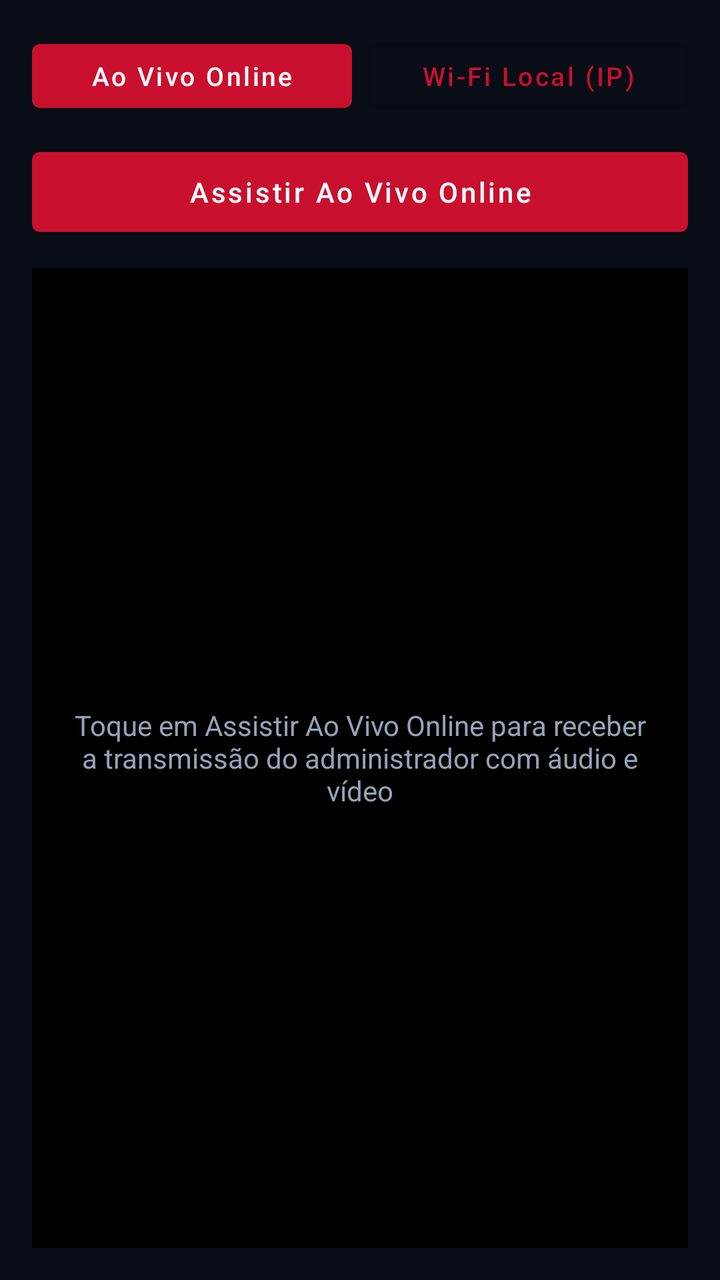
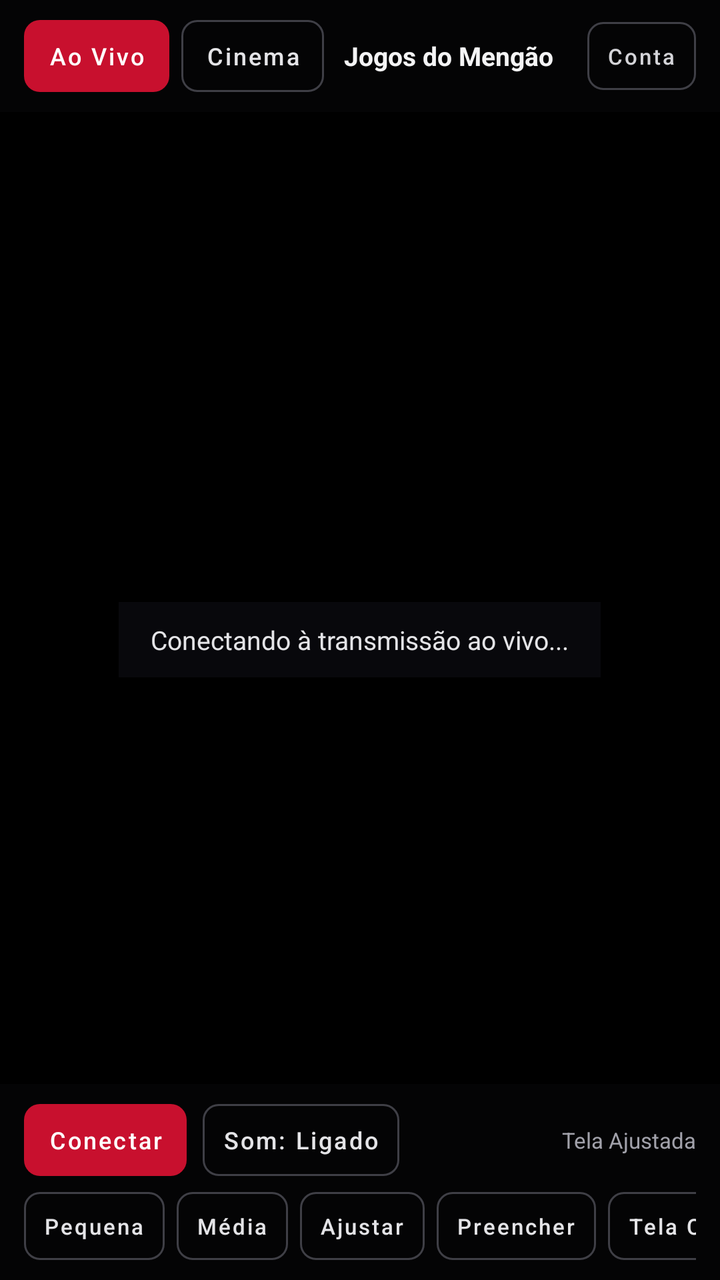

Before-and-after screenshots of an Android layout around one commit, followed by the original layout XML and the change that was made.
<!-- AndroidManifest.xml: application theme Theme.TelaCast -->
<!-- res/layout/activity_viewer.xml -->
<?xml version="1.0" encoding="utf-8"?>
<LinearLayout xmlns:android="http://schemas.android.com/apk/res/android"
    android:layout_width="match_parent"
    android:layout_height="match_parent"
    android:background="#090D16"
    android:orientation="vertical"
    android:padding="16dp">

    <LinearLayout
        android:layout_width="match_parent"
        android:layout_height="wrap_content"
        android:orientation="horizontal">

        <com.google.android.material.button.MaterialButton
            android:id="@+id/btnModoOnline"
            android:layout_width="0dp"
            android:layout_height="44dp"
            android:layout_weight="1"
            android:focusable="true"
            android:text="Ao Vivo Online"
            android:textAllCaps="false"
            android:textSize="13sp" />

        <com.google.android.material.button.MaterialButton
            android:id="@+id/btnModoWifi"
            style="@style/Widget.MaterialComponents.Button.OutlinedButton"
            android:layout_width="0dp"
            android:layout_height="44dp"
            android:layout_marginStart="8dp"
            android:layout_weight="1"
            android:focusable="true"
            android:text="Wi-Fi Local (IP)"
            android:textAllCaps="false"
            android:textSize="13sp" />
    </LinearLayout>

    <LinearLayout
        android:id="@+id/layoutWifiInputs"
        android:layout_width="match_parent"
        android:layout_height="wrap_content"
        android:layout_marginTop="8dp"
        android:orientation="horizontal"
        android:visibility="gone">

        <EditText
            android:id="@+id/inputEndereco"
            android:layout_width="0dp"
            android:layout_height="48dp"
            android:layout_weight="1"
            android:background="#1E293B"
            android:focusable="true"
            android:focusableInTouchMode="true"
            android:hint="http://192.168.1.50:8080"
            android:imeOptions="actionNext"
            android:inputType="textUri"
            android:nextFocusRight="@+id/inputToken"
            android:paddingHorizontal="12dp"
            android:textColor="#FFFFFF"
            android:textColorHint="#94A3B8"
            android:textSize="14sp" />

        <EditText
            android:id="@+id/inputToken"
            android:layout_width="130dp"
            android:layout_height="48dp"
            android:layout_marginStart="8dp"
            android:background="#1E293B"
            android:focusable="true"
            android:focusableInTouchMode="true"
            android:hint="TC-XXXXXX"
            android:imeOptions="actionDone"
            android:inputType="textCapCharacters"
            android:nextFocusDown="@+id/btnConectar"
            android:paddingHorizontal="10dp"
            android:textColor="#FFFFFF"
            android:textColorHint="#94A3B8"
            android:textSize="14sp" />
    </LinearLayout>

    <com.google.android.material.button.MaterialButton
        android:id="@+id/btnConectar"
        android:layout_width="match_parent"
        android:layout_height="52dp"
        android:layout_marginTop="10dp"
        android:focusable="true"
        android:text="Assistir Ao Vivo Online"
        android:textAllCaps="false" />

    <FrameLayout
        android:layout_width="match_parent"
        android:layout_height="0dp"
        android:layout_marginTop="12dp"
        android:layout_weight="1"
        android:background="#000000">

        <ImageView
            android:id="@+id/imgStream"
            android:layout_width="match_parent"
            android:layout_height="match_parent"
            android:contentDescription="Tela transmitida ao vivo"
            android:scaleType="fitCenter" />

        <TextView
            android:id="@+id/txtViewerStatus"
            android:layout_width="wrap_content"
            android:layout_height="wrap_content"
            android:layout_gravity="center"
            android:gravity="center"
            android:paddingHorizontal="16dp"
            android:text="Toque em Assistir Ao Vivo Online para receber a transmissão do administrador com áudio e vídeo"
            android:textColor="#94A3B8"
            android:textSize="14sp" />
    </FrameLayout>

</LinearLayout>
<!-- resources referenced by this layout -->
<resources>
  <style name="Theme.TelaCast" parent="Theme.MaterialComponents.DayNight.NoActionBar">
          <item name="colorPrimary">#C8102E</item>
          <item name="colorPrimaryVariant">#991B1B</item>
          <item name="colorOnPrimary">#FFFFFF</item>
      </style>
</resources>

<!-- the commit's change to res/layout/activity_viewer.xml (unified diff, before → after) -->
@@ -1,97 +1,20 @@
 <?xml version="1.0" encoding="utf-8"?>
 <LinearLayout xmlns:android="http://schemas.android.com/apk/res/android"
+    xmlns:app="http://schemas.android.com/apk/res-auto"
+    android:id="@+id/viewerRoot"
     android:layout_width="match_parent"
     android:layout_height="match_parent"
-    android:background="#090D16"
-    android:orientation="vertical"
-    android:padding="16dp">
-
-    <LinearLayout
-        android:layout_width="match_parent"
-        android:layout_height="wrap_content"
-        android:orientation="horizontal">
-
-        <com.google.android.material.button.MaterialButton
-            android:id="@+id/btnModoOnline"
-            android:layout_width="0dp"
-            android:layout_height="44dp"
-            android:layout_weight="1"
-            android:focusable="true"
-            android:text="Ao Vivo Online"
-            android:textAllCaps="false"
-            android:textSize="13sp" />
-
-        <com.google.android.material.button.MaterialButton
-            android:id="@+id/btnModoWifi"
-            style="@style/Widget.MaterialComponents.Button.OutlinedButton"
-            android:layout_width="0dp"
-            android:layout_height="44dp"
-            android:layout_marginStart="8dp"
-            android:layout_weight="1"
-            android:focusable="true"
-            android:text="Wi-Fi Local (IP)"
-            android:textAllCaps="false"
-            android:textSize="13sp" />
-    </LinearLayout>
-
-    <LinearLayout
-        android:id="@+id/layoutWifiInputs"
-        android:layout_width="match_parent"
-        android:layout_height="wrap_content"
-        android:layout_marginTop="8dp"
-        android:orientation="horizontal"
-        android:visibility="gone">
-
-        <EditText
-            android:id="@+id/inputEndereco"
-            android:layout_width="0dp"
-            android:layout_height="48dp"
-            android:layout_weight="1"
-            android:background="#1E293B"
-            android:focusable="true"
-            android:focusableInTouchMode="true"
-            android:hint="http://192.168.1.50:8080"
-            android:imeOptions="actionNext"
-            android:inputType="textUri"
-            android:nextFocusRight="@+id/inputToken"
-            android:paddingHorizontal="12dp"
-            android:textColor="#FFFFFF"
-            android:textColorHint="#94A3B8"
-            android:textSize="14sp" />
-
-        <EditText
-            android:id="@+id/inputToken"
-            android:layout_width="130dp"
-            android:layout_height="48dp"
-            android:layout_marginStart="8dp"
-            android:background="#1E293B"
-            android:focusable="true"
-            android:focusableInTouchMode="true"
-            android:hint="TC-XXXXXX"
-            android:imeOptions="actionDone"
-            android:inputType="textCapCharacters"
-            android:nextFocusDown="@+id/btnConectar"
-            android:paddingHorizontal="10dp"
-            android:textColor="#FFFFFF"
-            android:textColorHint="#94A3B8"
-            android:textSize="14sp" />
-    </LinearLayout>
-
-    <com.google.android.material.button.MaterialButton
-        android:id="@+id/btnConectar"
-        android:layout_width="match_parent"
-        android:layout_height="52dp"
-        android:layout_marginTop="10dp"
-        android:focusable="true"
-        android:text="Assistir Ao Vivo Online"
-        android:textAllCaps="false" />
+    android:background="#050507"
+    android:orientation="vertical">
 
     <FrameLayout
+        android:id="@+id/playerStage"
         android:layout_width="match_parent"
         android:layout_height="0dp"
-        android:layout_marginTop="12dp"
         android:layout_weight="1"
-        android:background="#000000">
+        android:background="#000000"
+        android:clickable="true"
+        android:focusable="true">
 
         <ImageView
             android:id="@+id/imgStream"
@@ -100,16 +23,505 @@
             android:contentDescription="Tela transmitida ao vivo"
             android:scaleType="fitCenter" />
 
+        <VideoView
+            android:id="@+id/videoCinema"
+            android:layout_width="match_parent"
+            android:layout_height="match_parent"
+            android:layout_gravity="center"
+            android:visibility="gone" />
+
+        <WebView
+            android:id="@+id/webCinema"
+            android:layout_width="match_parent"
+            android:layout_height="match_parent"
+            android:visibility="gone" />
+
         <TextView
             android:id="@+id/txtViewerStatus"
             android:layout_width="wrap_content"
             android:layout_height="wrap_content"
             android:layout_gravity="center"
+            android:layout_marginHorizontal="24dp"
+            android:background="#CC0B0B10"
             android:gravity="center"
             android:paddingHorizontal="16dp"
-            android:text="Toque em Assistir Ao Vivo Online para receber a transmissão do administrador com áudio e vídeo"
-            android:textColor="#94A3B8"
-            android:textSize="14sp" />
+            android:paddingVertical="10dp"
+            android:text="Conectando à transmissão ao vivo..."
+            android:textColor="#E4E4E7"
+            android:textSize="13sp" />
+
+        <LinearLayout
+            android:id="@+id/layoutTopOverlay"
+            android:layout_width="match_parent"
+            android:layout_height="wrap_content"
+            android:layout_gravity="top"
+            android:background="#CC050507"
+            android:gravity="center_vertical"
+            android:orientation="horizontal"
+            android:paddingHorizontal="12dp"
+            android:paddingVertical="10dp">
+
+            <com.google.android.material.button.MaterialButton
+                android:id="@+id/btnTabLive"
+                android:layout_width="wrap_content"
+                android:layout_height="36dp"
+                android:insetTop="0dp"
+                android:insetBottom="0dp"
+                android:minWidth="0dp"
+                android:paddingHorizontal="12dp"
+                android:text="Ao Vivo"
+                android:textAllCaps="false"
+                android:textColor="#FFFFFF"
+                android:textSize="12sp"
+                app:backgroundTint="#C8102E"
+                app:cornerRadius="8dp" />
+
+            <com.google.android.material.button.MaterialButton
+                android:id="@+id/btnTabCinema"
+                style="@style/Widget.MaterialComponents.Button.OutlinedButton"
+                android:layout_width="wrap_content"
+                android:layout_height="36dp"
+                android:layout_marginStart="6dp"
+                android:insetTop="0dp"
+                android:insetBottom="0dp"
+                android:minWidth="0dp"
+                android:paddingHorizontal="12dp"
+                android:text="Cinema"
+                android:textAllCaps="false"
+                android:textColor="#E4E4E7"
+                android:textSize="12sp"
+                app:cornerRadius="8dp"
+                app:strokeColor="#3F3F46" />
+
+            <TextView
+                android:id="@+id/txtStageTitle"
+                android:layout_width="0dp"
+                android:layout_height="wrap_content"
+                android:layout_marginHorizontal="10dp"
+                android:layout_weight="1"
+                android:ellipsize="end"
+                android:maxLines="1"
+                android:text="Jogos do Mengão"
+                android:textColor="#F4F4F5"
+                android:textSize="13sp"
+                android:textStyle="bold" />
+
+            <com.google.android.material.button.MaterialButton
+                android:id="@+id/btnTvWifiToggle"
+                style="@style/Widget.MaterialComponents.Button.OutlinedButton"
+                android:layout_width="wrap_content"
+                android:layout_height="34dp"
+                android:layout_marginEnd="6dp"
+                android:insetTop="0dp"
+                android:insetBottom="0dp"
+                android:minWidth="0dp"
+                android:paddingHorizontal="10dp"
+                android:text="Wi-Fi TV"
+                android:textAllCaps="false"
+                android:textColor="#D4D4D8"
+                android:textSize="11sp"
+                android:visibility="gone"
+                app:cornerRadius="8dp"
+                app:strokeColor="#3F3F46" />
+
+            <com.google.android.material.button.MaterialButton
+                android:id="@+id/btnSairViewer"
+                style="@style/Widget.MaterialComponents.Button.OutlinedButton"
+                android:layout_width="wrap_content"
+                android:layout_height="34dp"
+                android:insetTop="0dp"
+                android:insetBottom="0dp"
+                android:minWidth="0dp"
+                android:paddingHorizontal="10dp"
+                android:text="Conta"
+                android:textAllCaps="false"
+                android:textColor="#D4D4D8"
+                android:textSize="11sp"
+                app:cornerRadius="8dp"
+                app:strokeColor="#3F3F46" />
+        </LinearLayout>
+
+        <LinearLayout
+            android:id="@+id/layoutBottomOverlay"
+            android:layout_width="match_parent"
+            android:layout_height="wrap_content"
+            android:layout_gravity="bottom"
+            android:background="#D9050507"
+            android:orientation="vertical"
+            android:paddingHorizontal="12dp"
+            android:paddingVertical="10dp">
+
+            <LinearLayout
+                android:layout_width="match_parent"
+                android:layout_height="wrap_content"
+                android:gravity="center_vertical"
+                android:orientation="horizontal">
+
+                <com.google.android.material.button.MaterialButton
+                    android:id="@+id/btnConectar"
+                    android:layout_width="wrap_content"
+                    android:layout_height="36dp"
+                    android:insetTop="0dp"
+                    android:insetBottom="0dp"
+                    android:minWidth="0dp"
+                    android:paddingHorizontal="12dp"
+                    android:text="Conectar"
+                    android:textAllCaps="false"
+                    android:textColor="#FFFFFF"
+                    android:textSize="12sp"
+                    app:backgroundTint="#C8102E"
+                    app:cornerRadius="8dp" />
+
+                <com.google.android.material.button.MaterialButton
+                    android:id="@+id/btnAudioMute"
+                    style="@style/Widget.MaterialComponents.Button.OutlinedButton"
+                    android:layout_width="wrap_content"
+                    android:layout_height="36dp"
+                    android:layout_marginStart="8dp"
+                    android:insetTop="0dp"
+                    android:insetBottom="0dp"
+                    android:minWidth="0dp"
+                    android:paddingHorizontal="10dp"
+                    android:text="Som: Ligado"
+                    android:textAllCaps="false"
+                    android:textColor="#E4E4E7"
+                    android:textSize="12sp"
+                    app:cornerRadius="8dp"
+                    app:strokeColor="#3F3F46" />
+
+                <TextView
+                    android:id="@+id/txtSyncBadge"
+                    android:layout_width="0dp"
+                    android:layout_height="wrap_content"
+                    android:layout_marginStart="10dp"
+                    android:layout_weight="1"
+                    android:ellipsize="end"
+                    android:gravity="end"
+                    android:maxLines="1"
+                    android:text="Tela Ajustada"
+                    android:textColor="#A1A1AA"
+                    android:textSize="11sp" />
+            </LinearLayout>
+
+            <HorizontalScrollView
+                android:layout_width="match_parent"
+                android:layout_height="wrap_content"
+                android:layout_marginTop="8dp"
+                android:scrollbars="none">
+
+                <LinearLayout
+                    android:layout_width="wrap_content"
+                    android:layout_height="wrap_content"
+                    android:orientation="horizontal">
+
+                    <com.google.android.material.button.MaterialButton
+                        android:id="@+id/btnSizeSmall"
+                        style="@style/Widget.MaterialComponents.Button.OutlinedButton"
+                        android:layout_width="wrap_content"
+                        android:layout_height="34dp"
+                        android:insetTop="0dp"
+                        android:insetBottom="0dp"
+                        android:minWidth="0dp"
+                        android:paddingHorizontal="10dp"
+                        android:text="Pequena"
+                        android:textAllCaps="false"
+                        android:textColor="#E4E4E7"
+                        android:textSize="11sp"
+                        app:cornerRadius="8dp"
+                        app:strokeColor="#3F3F46" />
+
+                    <com.google.android.material.button.MaterialButton
+                        android:id="@+id/btnSizeMedium"
+                        style="@style/Widget.MaterialComponents.Button.OutlinedButton"
+                        android:layout_width="wrap_content"
+                        android:layout_height="34dp"
+                        android:layout_marginStart="6dp"
+                        android:insetTop="0dp"
+                        android:insetBottom="0dp"
+                        android:minWidth="0dp"
+                        android:paddingHorizontal="10dp"
+                        android:text="Média"
+                        android:textAllCaps="false"
+                        android:textColor="#E4E4E7"
+                        android:textSize="11sp"
+                        app:cornerRadius="8dp"
+                        app:strokeColor="#3F3F46" />
+
+                    <com.google.android.material.button.MaterialButton
+                        android:id="@+id/btnSizeFit"
+                        style="@style/Widget.MaterialComponents.Button.OutlinedButton"
+                        android:layout_width="wrap_content"
+                        android:layout_height="34dp"
+                        android:layout_marginStart="6dp"
+                        android:insetTop="0dp"
+                        android:insetBottom="0dp"
+                        android:minWidth="0dp"
+                        android:paddingHorizontal="10dp"
+                        android:text="Ajustar"
+                        android:textAllCaps="false"
+                        android:textColor="#E4E4E7"
+                        android:textSize="11sp"
+                        app:cornerRadius="8dp"
+                        app:strokeColor="#3F3F46" />
+
+                    <com.google.android.material.button.MaterialButton
+                        android:id="@+id/btnSizeFill"
+                        style="@style/Widget.MaterialComponents.Button.OutlinedButton"
+                        android:layout_width="wrap_content"
+                        android:layout_height="34dp"
+                        android:layout_marginStart="6dp"
+                        android:insetTop="0dp"
+                        android:insetBottom="0dp"
+                        android:minWidth="0dp"
+                        android:paddingHorizontal="10dp"
+                        android:text="Preencher"
+                        android:textAllCaps="false"
+                        android:textColor="#E4E4E7"
+                        android:textSize="11sp"
+                        app:cornerRadius="8dp"
+                        app:strokeColor="#3F3F46" />
+
+                    <com.google.android.material.button.MaterialButton
+                        android:id="@+id/btnSizeFullscreen"
+                        style="@style/Widget.MaterialComponents.Button.OutlinedButton"
+                        android:layout_width="wrap_content"
+                        android:layout_height="34dp"
+                        android:layout_marginStart="6dp"
+                        android:insetTop="0dp"
+                        android:insetBottom="0dp"
+                        android:minWidth="0dp"
+                        android:paddingHorizontal="10dp"
+                        android:text="Tela Cheia"
+                        android:textAllCaps="false"
+                        android:textColor="#E4E4E7"
+                        android:textSize="11sp"
+                        app:cornerRadius="8dp"
+                        app:strokeColor="#3F3F46" />
+                </LinearLayout>
+            </HorizontalScrollView>
+        </LinearLayout>
     </FrameLayout>
 
+    <LinearLayout
+        android:id="@+id/layoutTvWifiDrawer"
+        android:layout_width="match_parent"
+        android:layout_height="wrap_content"
+        android:background="#101016"
+        android:gravity="center_vertical"
+        android:orientation="horizontal"
+        android:padding="10dp"
+        android:visibility="gone">
+
+        <EditText
+            android:id="@+id/inputEndereco"
+            android:layout_width="0dp"
+            android:layout_height="42dp"
+            android:layout_weight="1"
+            android:background="#1E293B"
+            android:hint="http://192.168.1.50:8080"
+            android:imeOptions="actionNext"
+            android:inputType="textUri"
+            android:paddingHorizontal="10dp"
+            android:textColor="#FFFFFF"
+            android:textColorHint="#94A3B8"
+            android:textSize="13sp" />
+
+        <EditText
+            android:id="@+id/inputToken"
+            android:layout_width="110dp"
+            android:layout_height="42dp"
+            android:layout_marginStart="6dp"
+            android:background="#1E293B"
+            android:hint="TC-XXXXXX"
+            android:imeOptions="actionDone"
+            android:inputType="textCapCharacters"
+            android:paddingHorizontal="8dp"
+            android:textColor="#FFFFFF"
+            android:textColorHint="#94A3B8"
+            android:textSize="13sp" />
+
+        <com.google.android.material.button.MaterialButton
+            android:id="@+id/btnConnectWifi"
+            android:layout_width="wrap_content"
+            android:layout_height="42dp"
+            android:layout_marginStart="6dp"
+            android:insetTop="0dp"
+            android:insetBottom="0dp"
+            android:minWidth="0dp"
+            android:paddingHorizontal="12dp"
+            android:text="IP"
+            android:textAllCaps="false"
+            android:textSize="12sp"
+            app:backgroundTint="#C8102E" />
+    </LinearLayout>
+
+    <ScrollView
+        android:id="@+id/scrollCinemaShelf"
+        android:layout_width="match_parent"
+        android:layout_height="0dp"
+        android:layout_weight="1"
+        android:background="#09090D"
+        android:visibility="gone">
+
+        <LinearLayout
+            android:layout_width="match_parent"
+            android:layout_height="wrap_content"
+            android:orientation="vertical"
+            android:padding="14dp">
+
+            <LinearLayout
+                android:layout_width="match_parent"
+                android:layout_height="wrap_content"
+                android:gravity="center_vertical"
+                android:orientation="horizontal">
+
+                <LinearLayout
+                    android:layout_width="0dp"
+                    android:layout_height="wrap_content"
+                    android:layout_weight="1"
+                    android:orientation="vertical">
+
+                    <TextView
+                        android:layout_width="wrap_content"
+                        android:layout_height="wrap_content"
+                        android:text="Programação do Cinema"
+                        android:textColor="#FFFFFF"
+                        android:textSize="16sp"
+                        android:textStyle="bold" />
+
+                    <TextView
+                        android:id="@+id/txtCinemaSubtitle"
+                        android:layout_width="wrap_content"
+                        android:layout_height="wrap_content"
+                        android:layout_marginTop="2dp"
+                        android:text="Filmes sincronizados no horário definido"
+                        android:textColor="#A1A1AA"
+                        android:textSize="12sp" />
+                </LinearLayout>
+
+                <com.google.android.material.button.MaterialButton
+                    android:id="@+id/btnRefreshCinema"
+                    style="@style/Widget.MaterialComponents.Button.OutlinedButton"
+                    android:layout_width="wrap_content"
+                    android:layout_height="34dp"
+                    android:insetTop="0dp"
+                    android:insetBottom="0dp"
+                    android:minWidth="0dp"
+                    android:paddingHorizontal="10dp"
+                    android:text="Atualizar"
+                    android:textAllCaps="false"
+                    android:textColor="#E4E4E7"
+                    android:textSize="11sp"
+                    app:cornerRadius="8dp"
+                    app:strokeColor="#3F3F46" />
+            </LinearLayout>
+
+            <LinearLayout
+                android:id="@+id/layoutCinemaCpfCard"
+                android:layout_width="match_parent"
+                android:layout_height="wrap_content"
+                android:layout_marginTop="12dp"
+                android:background="#121218"
+                android:orientation="vertical"
+                android:padding="12dp">
+
+                <TextView
+                    android:layout_width="wrap_content"
+                    android:layout_height="wrap_content"
+                    android:text="Ingresso Cinema via Pix · Sem Cadastro"
+                    android:textColor="#FFFFFF"
+                    android:textSize="13sp"
+                    android:textStyle="bold" />
+
+                <TextView
+                    android:id="@+id/txtCinemaPixInfo"
+                    android:layout_width="match_parent"
+                    android:layout_height="wrap_content"
+                    android:layout_marginTop="4dp"
+                    android:text="Carregando dados do Pix..."
+                    android:textColor="#34D399"
+                    android:textSize="11sp" />
+
+                <EditText
+                    android:id="@+id/inputViewerCpf"
+                    android:layout_width="match_parent"
+                    android:layout_height="42dp"
+                    android:layout_marginTop="8dp"
+                    android:background="#1E293B"
+                    android:hint="Digite seu CPF (11 dígitos) · Sem cadastro"
+                    android:inputType="number"
+                    android:maxLength="14"
+                    android:paddingHorizontal="10dp"
+                    android:textColor="#FFFFFF"
+                    android:textColorHint="#94A3B8"
+                    android:textSize="13sp" />
+
+                <LinearLayout
+                    android:layout_width="match_parent"
+                    android:layout_height="wrap_content"
+                    android:layout_marginTop="8dp"
+                    android:orientation="horizontal">
+
+                    <com.google.android.material.button.MaterialButton
+                        android:id="@+id/btnVerifyCpf"
+                        android:layout_width="0dp"
+                        android:layout_height="40dp"
+                        android:layout_weight="1"
+                        android:insetTop="0dp"
+                        android:insetBottom="0dp"
+                        android:text="Entrar com CPF"
+                        android:textAllCaps="false"
+                        android:textColor="#FFFFFF"
+                        android:textSize="12sp"
+                        app:backgroundTint="#C8102E"
+                        app:cornerRadius="8dp" />
+
+                    <com.google.android.material.button.MaterialButton
+                        android:id="@+id/btnRequestPixTicket"
+                        style="@style/Widget.MaterialComponents.Button.OutlinedButton"
+                        android:layout_width="0dp"
+                        android:layout_height="40dp"
+                        android:layout_marginStart="8dp"
+                        android:layout_weight="1"
+                        android:insetTop="0dp"
+                        android:insetBottom="0dp"
+                        android:text="Já fiz o Pix"
+                        android:textAllCaps="false"
+                        android:textColor="#34D399"
+                        android:textSize="12sp"
+                        app:cornerRadius="8dp"
+                        app:strokeColor="#059669" />
+                </LinearLayout>
+
+                <TextView
+                    android:id="@+id/txtCpfStatus"
+                    android:layout_width="match_parent"
+                    android:layout_height="wrap_content"
+                    android:layout_marginTop="6dp"
+                    android:text="Após fazer o Pix, digite seu CPF acima. Acesso válido até o filme acabar."
+                    android:textColor="#A1A1AA"
+                    android:textSize="11sp" />
+            </LinearLayout>
+
+            <TextView
+                android:id="@+id/txtCinemaEmpty"
+                android:layout_width="match_parent"
+                android:layout_height="wrap_content"
+                android:layout_marginTop="14dp"
+                android:background="#121218"
+                android:padding="14dp"
+                android:text="Nenhum filme agendado no momento. Volte em breve ou assista Ao Vivo."
+                android:textColor="#A1A1AA"
+                android:textSize="13sp"
+                android:visibility="gone" />
+
+            <LinearLayout
+                android:id="@+id/cinemaScheduleContainer"
+                android:layout_width="match_parent"
+                android:layout_height="wrap_content"
+                android:layout_marginTop="12dp"
+                android:orientation="vertical" />
+        </LinearLayout>
+    </ScrollView>
+
 </LinearLayout>
